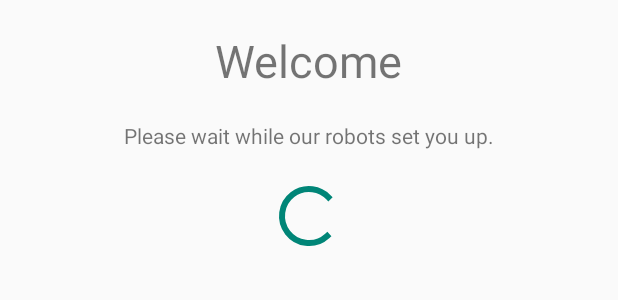
After one commit to jordanell/humans-android, an Android app: the layout fragment_user_setup.xml on its own in the app's theme, with its tools: preview values and no code run, on a phone screen of 412 x 824 dp. The commit adds this screen. Shown: the top 300 px of the screen. Run offline under Robolectric (Android 15) with nearby library versions, the phone set to English and light mode, and no system bars.

Commit message:
Added the initialization fragment.

```diff
--- a/app/src/main/res/layout/activity_splash.xml
+++ b/app/src/main/res/layout/activity_splash.xml
@@ -2,7 +2,8 @@
 
 <RelativeLayout xmlns:android="http://schemas.android.com/apk/res/android"
     android:layout_width="match_parent"
-    android:layout_height="match_parent" >
+    android:layout_height="match_parent"
+    android:background="#FFFFFF">
 
     <ImageView
         android:id="@+id/imgLogo"
--- /dev/null
+++ b/app/src/main/res/layout/fragment_user_setup.xml
@@ -0,0 +1,28 @@
+<?xml version="1.0" encoding="utf-8"?>
+
+<LinearLayout xmlns:android="http://schemas.android.com/apk/res/android"
+    android:orientation="vertical" android:layout_width="match_parent"
+    android:layout_height="match_parent"
+    android:weightSum="1">
+
+    <TextView
+        android:layout_width="wrap_content"
+        android:layout_height="wrap_content"
+        android:layout_gravity="center_horizontal"
+        android:layout_marginTop="20dp"
+        android:textSize="30dp"
+        android:layout_marginBottom="20dp"
+        android:text="Welcome"/>
+
+    <TextView
+        android:layout_width="wrap_content"
+        android:layout_height="wrap_content"
+        android:layout_gravity="center_horizontal"
+        android:text="Please wait while our robots set you up."
+        android:layout_marginBottom="20dp"/>
+
+    <ProgressBar
+        android:layout_width="wrap_content"
+        android:layout_height="wrap_content"
+        android:layout_gravity="center_horizontal"/>
+</LinearLayout>
```
Also changed, not shown: app/src/main/java/com/humansapp/humans/HumansActivity.java (+18 -3 lines), app/src/main/java/com/humansapp/humans/fragments/UserSetupFragment.java (added, +103 -0 lines), app/src/main/java/com/humansapp/humans/rest/HumansRestClient.java (+9 -1 lines), app/build.gradle (line endings or trailing spaces).
